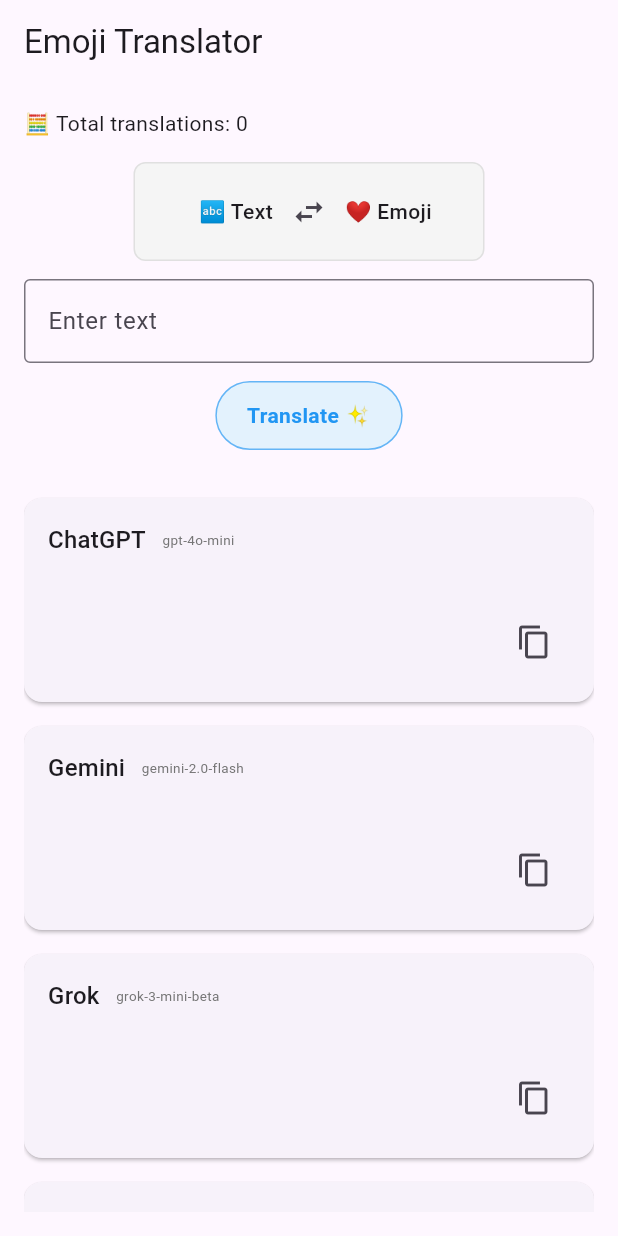
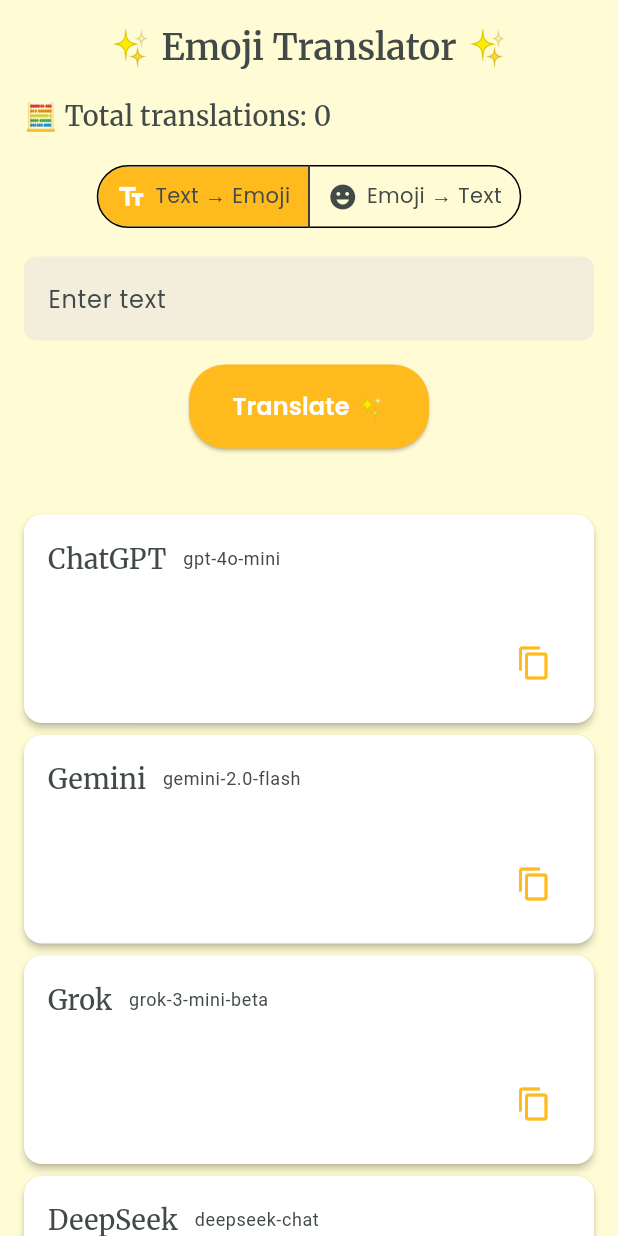
Before and after one commit to Woxeas/emoji_translator, a Flutter app: the screen it shows after launch, on a phone screen of 412 x 824 dp. Run offline on Flutter 3.47's test engine with Material 3 defaults, Android fonts, the phone set to English and light mode, and no system bars; our stand-ins replace google_fonts, shimmer, supabase_flutter; accounts and stored records are empty; network calls fail.

Commit message:
Improved design

```diff
--- a/lib/app.dart
+++ b/lib/app.dart
@@ -1,5 +1,5 @@
-// Root widget + MaterialApp
 import 'package:flutter/material.dart';
+import 'package:google_fonts/google_fonts.dart';
 import 'home_page.dart';
 
 class EmojiTranslatorApp extends StatelessWidget {
@@ -10,10 +10,71 @@
     return MaterialApp(
       title: 'Emoji Translator',
       theme: ThemeData(
-      primarySwatch: Colors.blue,
-      useMaterial3: true,
-      fontFamily: 'Roboto',
-    ),
+        useMaterial3: true,
+
+        colorScheme: const ColorScheme.light(
+          primary: Color(0xFFFFBB1E),
+          onPrimary: Colors.white,
+          secondary: Color(0xFFFFBB1E),
+          onSecondary: Colors.white,
+          surface: Color(0xFFFFFBD4),
+          onSurface: Color(0xFF414949),
+        ),
+
+        scaffoldBackgroundColor: const Color(0xFFFFFBD4),
+
+        textTheme: TextTheme(
+          headlineSmall: GoogleFonts.merriweather(
+            color: const Color(0xFF414949),
+            fontWeight: FontWeight.w600,
+            fontSize: 24,
+          ),
+          titleMedium: GoogleFonts.merriweather(
+            color: const Color(0xFF414949),
+            fontWeight: FontWeight.w500,
+            fontSize: 18,
+          ),
+          bodyLarge: GoogleFonts.poppins(
+            color: const Color(0xFF414949),
+            fontSize: 16,
+          ),
+          bodyMedium: GoogleFonts.poppins(
+            color: const Color(0xFF414949),
+            fontSize: 14,
+          ),
+          labelLarge: GoogleFonts.poppins(
+            color: Colors.white,
+            fontSize: 16,
+            fontWeight: FontWeight.w600,
+          ),
+        ),
+
+        elevatedButtonTheme: ElevatedButtonThemeData(
+          style: ElevatedButton.styleFrom(
+            backgroundColor: const Color(0xFFFFBB1E),
+            foregroundColor: Colors.white,
+            shape: RoundedRectangleBorder(borderRadius: BorderRadius.circular(24)),
+            padding: const EdgeInsets.symmetric(horizontal: 20, vertical: 12),
+            textStyle: GoogleFonts.poppins(fontWeight: FontWeight.w600),
+          ),
+        ),
+
+        cardTheme: CardTheme(
+          color: Colors.white,
+          margin: const EdgeInsets.symmetric(vertical: 8),
+          shape: RoundedRectangleBorder(borderRadius: BorderRadius.circular(12)),
+          elevation: 2,
+        ),
+        inputDecorationTheme: InputDecorationTheme(
+          filled: true,
+          fillColor: const Color(0xFFF2EEDB),
+          border: OutlineInputBorder(
+            borderRadius: BorderRadius.circular(8),
+            borderSide: BorderSide.none,
+          ),
+          labelStyle: GoogleFonts.poppins(color: const Color(0xFF414949)),
+        ),
+      ),
       home: const HomePage(),
     );
   }
--- a/lib/home_page.dart
+++ b/lib/home_page.dart
@@ -86,20 +86,34 @@
 
   @override
   Widget build(BuildContext context) {
+    final theme = Theme.of(context);
     return Scaffold(
-      appBar: AppBar(title: const Text('Emoji Translator')),
-      body: Padding(
+      body: CustomScrollView(
+        slivers: [
+          SliverToBoxAdapter(
+            child: Padding(
               padding: const EdgeInsets.all(16.0),
               child: Column(
                 crossAxisAlignment: CrossAxisAlignment.start,
                 children: [
-            Column(
-              crossAxisAlignment: CrossAxisAlignment.start,
-              children: [
-                Text('🧮 Total translations: $_totalTranslations'),
+                  Center(
+                    child: Text(
+                      '✨ Emoji Translator ✨',
+                      style: theme.textTheme.headlineSmall,
+                    ),
+                  ),
+                  const SizedBox(height: 16),
+                  Text(
+                    '🧮 Total translations: $_totalTranslations',
+                    style: theme.textTheme.titleMedium,
+                  ),
                   if (_mostVotedModel != null)
-                  Text('🏆 Most voted model: $_mostVotedModel'),
-              ],
+                    Padding(
+                      padding: const EdgeInsets.only(top: 4),
+                      child: Text(
+                        '🏆 Most voted model: $_mostVotedModel',
+                        style: theme.textTheme.bodyMedium,
+                      ),
                     ),
                   const SizedBox(height: 16),
                   TranslationField(
@@ -110,38 +124,47 @@
                     isTranslating: _isTranslating,
                   ),
                   const SizedBox(height: 24),
-            Expanded(
-              child: ListView(
-                children: [
-                  ...modelNamesWithType.entries.map((entry) {
-                    final name = entry.key;
-                    final type = entry.value;
-                    return AiOutputCard(
-                      modelName: name,
-                      modelType: type,
-                      output: _translations[name] ?? '',
+                ],
+              ),
+            ),
+          ),
+          SliverList(
+            delegate: SliverChildBuilderDelegate(
+              (context, index) {
+                if (index < modelNamesWithType.length) {
+                  final entry = modelNamesWithType.entries.elementAt(index);
+                  return Padding(
+                    padding: const EdgeInsets.symmetric(horizontal: 16.0),
+                    child: AiOutputCard(
+                      modelName: entry.key,
+                      modelType: entry.value,
+                      output: _translations[entry.key] ?? '',
                       isLoading: _isTranslating,
-                      isBest: _bestModel == name,
+                      isBest: _bestModel == entry.key,
                       canVote: !_isTranslating &&
-                          (_translations[name]?.trim().isNotEmpty ?? false) &&
+                              (_translations[entry.key]?.trim().isNotEmpty ?? false) &&
                               _bestModel == null,
                       onBest: () async {
-                        setState(() {
-                          _bestModel = name;
-                        });
-                        await voteBest(name);
+                        setState(() => _bestModel = entry.key);
+                        await voteBest(entry.key);
                         await _loadStats();
                       },
+                    ),
                   );
-                  }),
-                  const SizedBox(height: 16),
-                  const AppFooter(),
-                ],
+                }
+                if (index == modelNamesWithType.length) {
+                  return const Padding(
+                    padding: EdgeInsets.only(top: 16.0, bottom: 24.0),
+                    child: AppFooter(),
+                  );
+                }
+                return null;
+              },
+              childCount: modelNamesWithType.length + 1,
             ),
           ),
         ],
       ),
-      ),
     );
   }
 }
--- a/lib/main.dart
+++ b/lib/main.dart
@@ -1,4 +1,3 @@
-// Entry point + runApp
 import 'package:flutter/material.dart';
 import 'app.dart';
 import 'services/supabase_service.dart';
--- a/lib/widgets/ai_output_card.dart
+++ b/lib/widgets/ai_output_card.dart
@@ -25,17 +25,27 @@
   void _copyToClipboard(BuildContext context) {
     Clipboard.setData(ClipboardData(text: output));
     ScaffoldMessenger.of(context).showSnackBar(
-      const SnackBar(content: Text('Copied to clipboard')),
+      SnackBar(
+        content: Text(
+          'Copied to clipboard',
+          style: Theme.of(context).textTheme.bodyMedium,
+        ),
+        backgroundColor: Theme.of(context).colorScheme.surfaceContainerLowest,
+      ),
     );
   }
 
   @override
   Widget build(BuildContext context) {
-    final cardColor = isBest ? Colors.yellow.shade100.withOpacity(0.5) : null;
-
+    final theme = Theme.of(context);
+    final cardBg = isBest
+        ? theme.colorScheme.secondaryContainer
+        : theme.cardTheme.color ?? theme.colorScheme.surface;
     return Card(
-      color: cardColor,
-      margin: const EdgeInsets.symmetric(vertical: 8),
+      color: cardBg,
+      margin: const EdgeInsets.symmetric(vertical: 4),
+      shape: theme.cardTheme.shape,
+      elevation: theme.cardTheme.elevation,
       child: Padding(
         padding: const EdgeInsets.all(16),
         child: Column(
@@ -49,14 +59,14 @@
                     children: [
                       SelectableText(
                         modelName,
-                        style: Theme.of(context).textTheme.titleMedium,
+                        style: theme.textTheme.titleMedium,
                       ),
                       const SizedBox(width: 8),
                       SelectableText(
                         modelType,
-                        style: TextStyle(
-                          fontSize: 9,
-                          color: Colors.grey.shade600,
+                        style: theme.textTheme.bodySmall?.copyWith(
+                          color: theme.colorScheme.onSurfaceVariant,
+                          fontSize: 12,
                         ),
                       ),
                     ],
@@ -70,14 +80,18 @@
                       children: [
                         Icon(
                           isBest ? Icons.star : Icons.star_border,
-                          color: isBest ? Colors.amber : Colors.grey,
+                          color: isBest
+                              ? theme.colorScheme.primary
+                              : theme.colorScheme.onSurfaceVariant,
                         ),
                         const SizedBox(width: 6),
                         Text(
                           isBest ? 'Voted as best' : 'Vote as best',
-                          style: TextStyle(
+                          style: theme.textTheme.bodySmall?.copyWith(
                             fontWeight: FontWeight.w500,
-                            color: isBest ? Colors.amber.shade800 : Colors.grey.shade600,
+                            color: isBest
+                                ? theme.colorScheme.primary
+                                : theme.colorScheme.onSurfaceVariant,
                           ),
                         ),
                       ],
@@ -86,35 +100,41 @@
               ],
             ),
             const SizedBox(height: 12),
-            isLoading && output.trim().isEmpty
-                ? Column(
+            if (isLoading && output.trim().isEmpty)
+              Column(
                 crossAxisAlignment: CrossAxisAlignment.start,
-                    children: List.generate(
-                      3,
-                      (index) => Padding(
+                children: List.generate(3, (index) {
+                  return Padding(
                     padding: const EdgeInsets.symmetric(vertical: 4),
                     child: Shimmer.fromColors(
-                          baseColor: Colors.grey.shade300,
-                          highlightColor: Colors.grey.shade100,
+                      baseColor:
+                          theme.colorScheme.surfaceContainerHighest,
+                      highlightColor: theme.colorScheme.surface,
                       child: Container(
                         width: double.infinity,
                         height: 16,
-                            color: Colors.white,
+                        color: theme.colorScheme.surface,
                       ),
                     ),
-                      ),
-                    ),
+                  );
+                }),
               )
-                : output.isEmpty
-                    ? const SizedBox(height: 20)
-                    : SelectableText(
+            else if (output.isEmpty)
+              const SizedBox(height: 20)
+            else
+              SelectableText(
                 output,
-                        style: const TextStyle(fontSize: 16),
+                style: theme.textTheme.bodyLarge,
               ),
             Align(
               alignment: Alignment.topRight,
               child: IconButton(
-                icon: const Icon(Icons.copy),
+                icon: Icon(
+                  Icons.copy,
+                  color: isBest
+                      ? theme.colorScheme.onSecondaryContainer
+                      : theme.colorScheme.primary,
+                ),
                 onPressed: () => _copyToClipboard(context),
                 tooltip: 'Copy',
               ),
--- a/lib/widgets/translation_field.dart
+++ b/lib/widgets/translation_field.dart
@@ -18,85 +18,79 @@
 
   @override
   Widget build(BuildContext context) {
-    final from = emojiToText ? '❤️ Emoji' : '🔤 Text';
-    final to = emojiToText ? '🔤 Text' : '❤️ Emoji';
+    final theme = Theme.of(context);
 
     return Column(
       crossAxisAlignment: CrossAxisAlignment.start,
       children: [
         Center(
-          child: Container(
-            padding: const EdgeInsets.symmetric(horizontal: 12, vertical: 8),
-            decoration: BoxDecoration(
-              color: Colors.grey.shade100,
-              borderRadius: BorderRadius.circular(8),
-              border: Border.all(color: Colors.grey.shade300),
+          child: ToggleButtons(
+            isSelected: [!emojiToText, emojiToText],
+            onPressed: (index) => onModeToggle(index == 1),
+            renderBorder: true,
+            borderWidth: 1,
+            borderRadius: BorderRadius.circular(24),
+            borderColor: theme.colorScheme.outline,
+            selectedBorderColor: theme.colorScheme.outline,
+            fillColor: theme.colorScheme.primaryContainer,
+            selectedColor: theme.colorScheme.onPrimaryContainer,
+            color: theme.colorScheme.onSurfaceVariant,
+            constraints: const BoxConstraints(
+              minWidth: 140,
+              minHeight: 40,
             ),
-            child: Row(
-              mainAxisSize: MainAxisSize.min,
-              children: [
-                SizedBox(
-                  width: 80,
-                  child: Text(
-                    from,
-                    textAlign: TextAlign.right,
-                    style: const TextStyle(fontWeight: FontWeight.w500),
-                  ),
-                ),
-                IconButton(
-                  onPressed: () => onModeToggle(!emojiToText),
-                  icon: const Icon(Icons.swap_horiz),
-                  tooltip: 'Switch translation direction',
-                ),
-                SizedBox(
-                  width: 80,
-                  child: Text(
-                    to,
-                    textAlign: TextAlign.left,
-                    style: const TextStyle(fontWeight: FontWeight.w500),
-                  ),
-                ),
-              ],
-            ),
+            children: [
+              Row(
+                mainAxisAlignment: MainAxisAlignment.center,
+                children: [
+                  const Icon(Icons.text_fields, size: 20),
+                  const SizedBox(width: 6),
+                  Text('Text → Emoji', style: theme.textTheme.bodyMedium),
+                ],
+              ),
+              Row(
+                mainAxisAlignment: MainAxisAlignment.center,
+                children: [
+                  const Icon(Icons.emoji_emotions, size: 20),
+                  const SizedBox(width: 6),
+                  Text('Emoji → Text', style: theme.textTheme.bodyMedium),
+                ],
+              ),
+            ],
           ),
         ),
-        const SizedBox(height: 12),
+
+        const SizedBox(height: 16),
+
         TextField(
           controller: controller,
           decoration: InputDecoration(
             labelText: emojiToText ? 'Enter emoji' : 'Enter text',
-            border: const OutlineInputBorder(),
           ),
           maxLines: null,
           keyboardType: TextInputType.multiline,
         ),
-        const SizedBox(height: 12),
+
+        const SizedBox(height: 16),
+
         Center(
-          child: InkWell(
-            onTap: isTranslating ? null : onTranslate,
-            borderRadius: BorderRadius.circular(24),
-            child: Container(
-              padding: const EdgeInsets.symmetric(horizontal: 20, vertical: 12),
-              decoration: BoxDecoration(
-                color: isTranslating ? Colors.grey.shade200 : Colors.blue.shade50,
-                borderRadius: BorderRadius.circular(24),
-                border: Border.all(
-                  color: isTranslating ? Colors.grey.shade300 : Colors.blue.shade300,
-                ),
+          child: SizedBox(
+            width: 160,
+            child: ElevatedButton(
+              onPressed: isTranslating ? null : onTranslate,
+              style: ElevatedButton.styleFrom(
+                minimumSize: const Size.fromHeight(56),
               ),
               child: isTranslating
                   ? const SizedBox(
-                      height: 16,
-                      width: 16,
-                      child: CircularProgressIndicator(strokeWidth: 2),
+                      width: 20,
+                      height: 20,
+                      child: CircularProgressIndicator(
+                        strokeWidth: 2,
+                        color: Colors.white,
+                      ),
                     )
-                  : const Text(
-                      'Translate ✨',
-                      style: TextStyle(
-                        fontWeight: FontWeight.bold,
-                        color: Colors.blue,
-                      ),
-                    ),
+                  : Text('Translate ✨', style: theme.textTheme.labelLarge),
             ),
           ),
         ),
--- a/pubspec.yaml
+++ b/pubspec.yaml
@@ -32,6 +32,8 @@
     sdk: flutter
   supabase_flutter: ^1.10.25
   shimmer: ^3.0.0
+  google_fonts: ^6.0.0
+  url_launcher: ^6.2.5
 
   # The following adds the Cupertino Icons font to your application.
   # Use with the CupertinoIcons class for iOS style icons.
@@ -71,7 +73,6 @@
   # For details regarding adding assets from package dependencies, see
   # https://flutter.dev/to/asset-from-package
 
-
   # To add custom fonts to your application, add a fonts section here,
   # in this "flutter" section. Each entry in this list should have a
   # "family" key with the font family name, and a "fonts" key with a
```
Also changed, not shown: lib/widgets/app_footer.dart (+68 -29 lines), pubspec.lock. Lines whose indentation alone changed are shown as unchanged.
